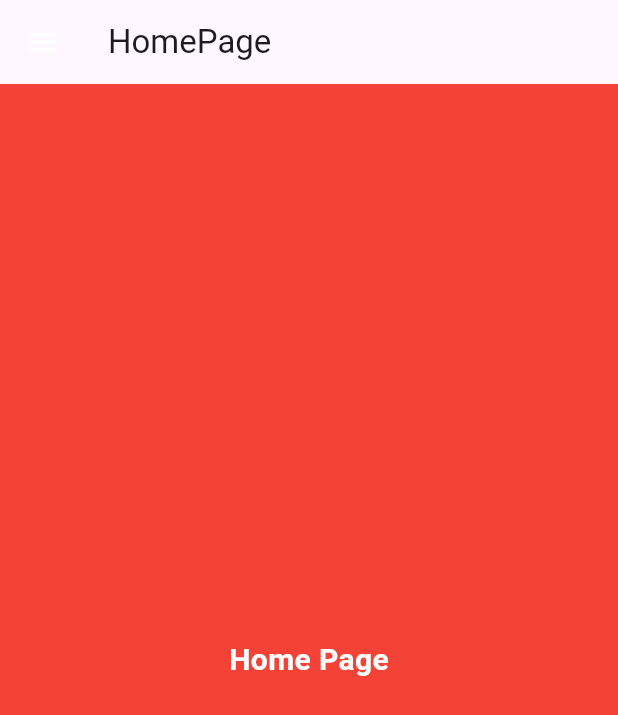
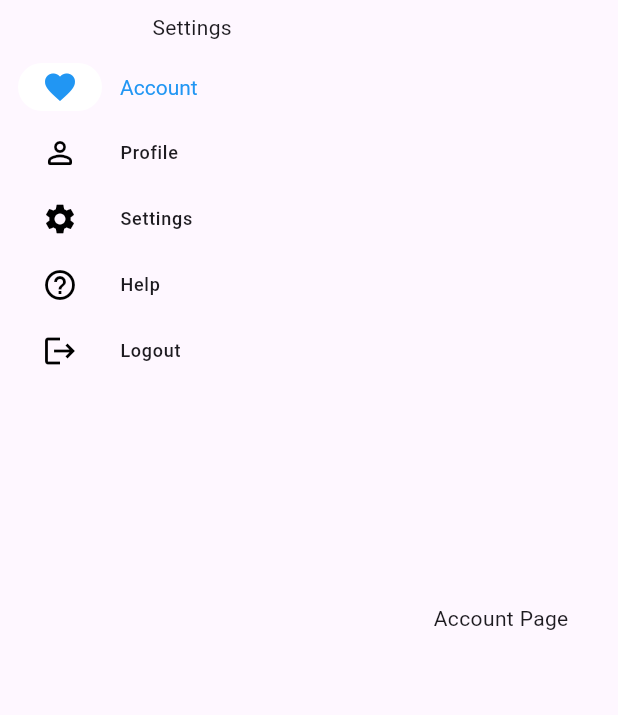
Before and after one commit to malavikaac/Flutter_navigationrail, a Flutter app: the screen it shows after launch, on a phone screen of 412 x 824 dp. Shown: the top 715 px of the screen. Run offline on Flutter 3.47's test engine with Material 3 defaults, Android fonts, the phone set to English and light mode, and no system bars.

Commit message:
created a menu items and created a separated pages

```diff
--- a/lib/account_screen.dart
+++ b/lib/account_screen.dart
@@ -1,106 +1,51 @@
 import 'package:flutter/material.dart';
-
-class HomeWidget extends StatefulWidget {
-
+class Settings extends StatefulWidget {
+  const Settings({super.key});
 
   @override
-  _HomeWidgetState createState() => _HomeWidgetState();
+  State<Settings> createState() => _SettingsState();
 }
 
-class _HomeWidgetState extends State<HomeWidget> {
+class _SettingsState extends State<Settings> {
   int _selectedIndex = 0;
-  bool showNavigationBar = false;
 
-  var list = [
-    HomePage(),
-    WalkPage(),
-    LocationPage(),
-    NotificationPage(),
-    SettingsPage(),
-    SearchPage()
-  ];
-
-  var title = [
-    "HomePage",
-    'WalkPage',
-    'LocationPage',
-    'NotificationPage',
-    'SettingsPage',
-    'SearchPage'
+  final List<Widget> _pages = [
+    const AccountPage(),
+    const ProfilePage(),
+    const SettingsPage(),
+    const HelpPage(),
+    const LogoutPage(),
   ];
 
   @override
   Widget build(BuildContext context) {
     return Scaffold(
-      appBar: AppBar(
-        title: Text(title[_selectedIndex]),
-        centerTitle: false,
-        leading: IconButton(
-            icon: const Icon(
-              Icons.menu,
-              color: Colors.white,
-            ),
-            onPressed: () {
-              setState(() {
-                showNavigationBar = !showNavigationBar;
-              });
-            }),
-      ),
-      body: Container(
-        child: SafeArea(
-            child: Stack(
+      body: Row(
         children: <Widget>[
-            list[_selectedIndex],
-            Positioned(
-              top: 0,
-              left: 0,
-              child: Visibility(
-                visible: showNavigationBar,
-                child: Container(
-                  height: MediaQuery.of(context).size.height,
+          //navigation rail
+          ClipRRect(
+            borderRadius: BorderRadius.circular(20),
             child: NavigationRail(
+              leading: const Text('Settings'),
               selectedIndex: _selectedIndex,
-                    elevation: 10,
-                    backgroundColor: Colors.white,
-                    leading: Container(
-                      child: const Center(child: Text('leading')),
-                    ),
-                    trailing: Container(
-                      child: const Center(child: Text('trailing')),
-                    ),
-                    selectedIconTheme: const IconThemeData(color: Colors.purple, size: 30),
-                    unselectedIconTheme: const IconThemeData(color: Colors.grey, size: 20),
-                    selectedLabelTextStyle:
-                        const TextStyle(color: Colors.purple, fontWeight: FontWeight.bold),
-                    unselectedLabelTextStyle:
-                        const TextStyle(color: Colors.grey, fontWeight: FontWeight.normal),
-                    onDestinationSelected: (int index) {
+              onDestinationSelected: (index) {
                 setState(() {
                   _selectedIndex = index;
-                        showNavigationBar = !showNavigationBar;
                 });
               },
-                    labelType: NavigationRailLabelType.none,
-                    destinations: const [
+              extended: true,
+              indicatorColor: Colors.white,
+              destinations: const <NavigationRailDestination>[
+                // navigation destinations
                 NavigationRailDestination(
-                        icon: Icon(Icons.home),
-                        selectedIcon: Icon(Icons.home),
-                        label: Text('Home'),
+                  icon: Icon(Icons.favorite_border),
+                  selectedIcon: Icon(Icons.favorite),
+                  label: Text('Account'),
                 ),
                 NavigationRailDestination(
-                        icon: Icon(Icons.directions_walk),
-                        selectedIcon: Icon(Icons.directions_walk),
-                        label: Text('Walk'),
-                      ),
-                      NavigationRailDestination(
-                        icon: Icon(Icons.location_on),
-                        selectedIcon: Icon(Icons.location_on),
-                        label: Text('Location'),
-                      ),
-                      NavigationRailDestination(
-                        icon: Icon(Icons.notifications),
-                        selectedIcon: Icon(Icons.notifications),
-                        label: Text('Notifications'),
+                  icon: Icon(Icons.person_outline_rounded),
+                  selectedIcon: Icon(Icons.person),
+                  label: Text('Profile'),
                 ),
                 NavigationRailDestination(
                   icon: Icon(Icons.settings),
@@ -108,90 +53,88 @@ class _HomeWidgetState extends State<HomeWidget> {
                   label: Text('Settings'),
                 ),
                 NavigationRailDestination(
-                        icon: Icon(Icons.search),
-                        selectedIcon: Icon(Icons.search),
-                        label: Text('Search'),
+                  icon: Icon(Icons.help_outline),
+                  selectedIcon: Icon(Icons.help),
+                  label: Text('Help'),
+                ),
+                NavigationRailDestination(
+                  icon: Icon(Icons.logout),
+                  selectedIcon: Icon(Icons.logout),
+                  label: Text('Logout'),
                 ),
               ],
+              selectedIconTheme: const IconThemeData(color: Colors.blue),
+              unselectedIconTheme: const IconThemeData(color: Colors.black),
+              selectedLabelTextStyle: const TextStyle(color: Colors.blue),
             ),
           ),
-              ),
-            ),
+          Expanded(
+            child: _pages[_selectedIndex],
+          )
         ],
-        )),
       ),
     );
   }
 }
 
-class HomePage extends StatelessWidget {
+// Separate pages for each menu item
+class AccountPage extends StatelessWidget {
+  const AccountPage({super.key});
+
   @override
   Widget build(BuildContext context) {
-    return Container(
-      color: Colors.red,
-      child: const Center(
-          child: Text('Home Page',
-              style: TextStyle(color: Colors.white, fontWeight: FontWeight.bold, fontSize: 20.0))),
+    return const Center(
+      child: Text('Account Page'),
     );
   }
 }
 
-class WalkPage extends StatelessWidget {
+class ProfilePage extends StatelessWidget {
+  const ProfilePage({super.key});
+
   @override
   Widget build(BuildContext context) {
-    return Container(
-      color: Colors.blue,
-      child: const Center(
-          child: Text('Walk Page',
-              style: TextStyle(color: Colors.white, fontWeight: FontWeight.bold, fontSize: 20.0))),
-    );
-  }
-}
-
-class LocationPage extends StatelessWidget {
-  @override
-  Widget build(BuildContext context) {
-    return Container(
-      color: Colors.orange,
-      child: const Center(
-          child: Text('Location Page',
-              style: TextStyle(color: Colors.white, fontWeight: FontWeight.bold, fontSize: 20.0))),
-    );
-  }
-}
-
-class NotificationPage extends StatelessWidget {
-  @override
-  Widget build(BuildContext context) {
-    return Container(
-      color: Colors.green,
-      child: const Center(
-          child: Text('Notification Page',
-              style: TextStyle(color: Colors.white, fontWeight: FontWeight.bold, fontSize: 20.0))),
+    return const Center(
+      child: Text('Profile Page'),
     );
   }
 }
 
 class SettingsPage extends StatelessWidget {
+  const SettingsPage({super.key});
+
   @override
   Widget build(BuildContext context) {
     return Container(
-      color: Colors.amber,
+      color: Colors.blueGrey,
       child: const Center(
-          child: Text('Settings Page',
-              style: TextStyle(color: Colors.white, fontWeight: FontWeight.bold, fontSize: 20.0))),
+        child: Text('Settings Page'),
+      ),
     );
   }
 }
 
-class SearchPage extends StatelessWidget {
+class HelpPage extends StatelessWidget {
+  const HelpPage({super.key});
+
   @override
   Widget build(BuildContext context) {
     return Container(
-      color: Colors.teal,
+      color: Colors.amberAccent,
       child: const Center(
-          child: Text('Search Page',
-              style: TextStyle(color: Colors.white, fontWeight: FontWeight.bold, fontSize: 20.0))),
+        child: Text('Help Page'),
+      ),
     );
   }
 }
+
+class LogoutPage extends StatelessWidget {
+  const LogoutPage({super.key});
+
+  @override
+  Widget build(BuildContext context) {
+    return const Center(
+      child: Text('Logout Page'),
+    );
+  }
+}
--- a/lib/main.dart
+++ b/lib/main.dart
@@ -17,7 +17,7 @@ class MyApp extends StatelessWidget {
         colorScheme: ColorScheme.fromSeed(seedColor: Colors.deepPurple),
         useMaterial3: true,
       ),
-      home:  HomeWidget(),
+      home:  const Settings(),
     );
   }
 }
```
Also changed, not shown: lib/home_screen.dart (deleted, +0 -63 lines), pubspec.lock. Lines whose indentation alone changed are shown as unchanged.
